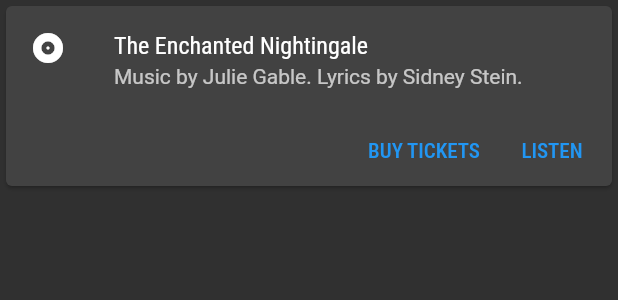
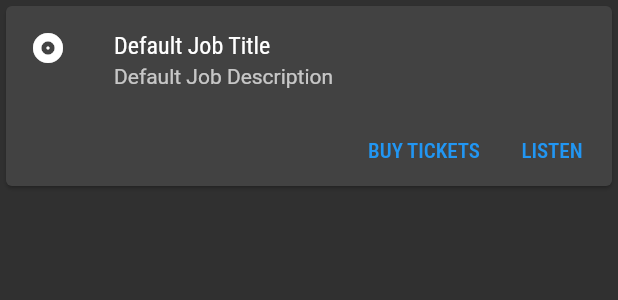
Before and after one commit to roostercoopllc/dSmarket, a Flutter app: the JobViewCard widget shown alone on an empty page, opened directly, on a phone screen of 412 x 824 dp. Shown: the top 300 px of the screen. Run offline on Flutter 3.47's test engine with Material 2 defaults, Android fonts, the phone set to English and light mode, and no system bars; missing offline and left inert: walletconnect_dart, web3dart; Roboto replaces fonts that are missing (Hind, Roboto Condensed).

Commit message:
Finally getting the iteration widgets down!!!!

```diff
--- a/mobile/lib/main.dart
+++ b/mobile/lib/main.dart
@@ -1,6 +1,6 @@
 import 'package:flutter/material.dart';
-import 'package:mobile/utils/routes.dart';
-import 'package:mobile/pages/login_page.dart';
+import 'package:gigme/utils/routes.dart';
+import 'package:gigme/pages/login_page.dart';
 
 void main(List<String> args) {
   runApp(const GigMe());
--- a/mobile/lib/pages/login_page.dart
+++ b/mobile/lib/pages/login_page.dart
@@ -1,10 +1,10 @@
 import 'package:flutter/material.dart';
-import 'package:mobile/pages/profile.dart';
-import 'package:mobile/pages/searchJob.dart';
-import 'package:mobile/pages/negotiateJob.dart';
-import 'package:mobile/pages/createJob.dart';
-import 'package:mobile/utils/helperfunctions.dart';
-import 'package:mobile/utils/helperwidgets.dart';
+import 'package:gigme/pages/profile.dart';
+import 'package:gigme/pages/searchJob.dart';
+import 'package:gigme/pages/negotiateJob.dart';
+import 'package:gigme/pages/createJob.dart';
+import 'package:gigme/utils/helperfunctions.dart';
+import 'package:gigme/utils/helperwidgets.dart';
 import 'package:walletconnect_dart/walletconnect_dart.dart';
 import 'package:url_launcher/url_launcher_string.dart';
 
@@ -76,9 +76,47 @@ class _LoginPageState extends State<LoginPage> {
 
     var account_logo = 'assets/images/rooster_coop_logo.png';
 
-    List<int> marketHighlights = [1, 2, 3];
-    List<int> historyHighlights = [1, 2, 3];
-    List<Map<String, dynamic>> recommendationHighlights = [
+    List<Map<String, String>> marketHighlights = [
+      {
+        'title': 'Totally Do This Job!',
+        'decription': 'This is a description of the job',
+        'status': 'Pending',
+        'price': '\$100',
+      },
+      {
+        'title': 'Totally Do This Job2!',
+        'decription': 'This is a description of the job2',
+        'status': 'Pending',
+        'price': '\$200',
+      },
+      {
+        'title': 'Totally Do This Job3!',
+        'decription': 'This is a description of the job3',
+        'status': 'Pending',
+        'price': '\$300',
+      }
+    ];
+    List<Map<String, String>> historyHighlights = [
+      {
+        'title': 'Totally Do This Job!',
+        'decription': 'This is a description of the job',
+        'status': 'Pending',
+        'price': '\$100',
+      },
+      {
+        'title': 'Totally Do This Job2!',
+        'decription': 'This is a description of the job2',
+        'status': 'Pending',
+        'price': '\$200',
+      },
+      {
+        'title': 'Totally Do This Job3!',
+        'decription': 'This is a description of the job3',
+        'status': 'Pending',
+        'price': '\$300',
+      }
+    ];
+    List<Map<String, String>> recommendationHighlights = [
       {
         'title': 'Totally Do This Job!',
         'decription': 'This is a description of the job',
@@ -138,17 +176,40 @@ class _LoginPageState extends State<LoginPage> {
                   'Job History and Updates',
                   style: TextStyle(fontSize: 20),
                 ),
-                for (var i in marketHighlights) JobViewCard(),
+
+                /*
+
+                */
+                for (var i in marketHighlights)
+                  JobViewCard(
+                    jobTitle: i['title'].toString(),
+                    jobDescription: i['decription'].toString(),
+                  ),
                 Text(
                   'Job Market Highlights',
                   style: TextStyle(fontSize: 20),
                 ),
-                for (var i in historyHighlights) JobViewCard(),
+                /*
+
+                */
+                for (var i in historyHighlights)
+                  JobViewCard(
+                    jobTitle: i['title'].toString(),
+                    jobDescription: i['decription'].toString(),
+                  ),
                 Text(
                   'Job Recommendations',
                   style: TextStyle(fontSize: 20),
                 ),
-                for (var i in marketHighlights) JobViewCard(),
+
+                /*
+
+                */
+                for (var i in marketHighlights)
+                  JobViewCard(
+                    jobTitle: i['title'].toString(),
+                    jobDescription: i['decription'].toString(),
+                  ),
               ])
             : Column(mainAxisAlignment: MainAxisAlignment.center, children: [
                 Image.asset(
--- a/mobile/lib/utils/helperwidgets.dart
+++ b/mobile/lib/utils/helperwidgets.dart
@@ -3,23 +3,21 @@ import 'package:flutter/material.dart';
 class JobViewCard extends StatelessWidget {
   const JobViewCard({
     Key? key,
-    this.color = const Color(0xFF2DBD3A),
-    this.child,
+    this.jobTitle = 'Default Job Title',
+    this.jobDescription = 'Default Job Description',
   }) : super(key: key);
-
-  final Color color;
-  final Widget? child;
-
+  final String jobTitle;
+  final String jobDescription;
   @override
   Widget build(BuildContext context) {
     return Card(
       child: Column(
         mainAxisSize: MainAxisSize.min,
         children: <Widget>[
-          const ListTile(
+          ListTile(
             leading: Icon(Icons.album),
-            title: Text('The Enchanted Nightingale'),
-            subtitle: Text('Music by Julie Gable. Lyrics by Sidney Stein.'),
+            title: Text(jobTitle),
+            subtitle: Text(jobDescription),
           ),
           Row(
             mainAxisAlignment: MainAxisAlignment.end,
--- a/mobile/pubspec.yaml
+++ b/mobile/pubspec.yaml
@@ -1,5 +1,5 @@
-name: mobile
-description: A new Flutter project.
+name: gigme
+description: Package for the GigMe ecosystem.
 
 # The following line prevents the package from being accidentally published to
 # pub.dev using `flutter pub publish`. This is preferred for private packages.
```
